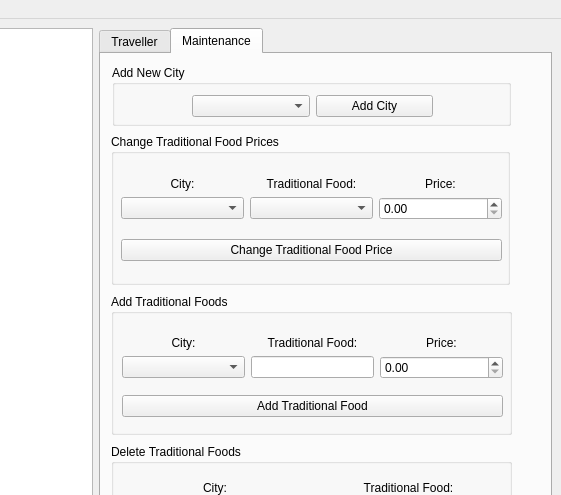
The window that mainwindow.ui (parham-sharaf/European-Vacation) describes before a commit, drawn with Qt 5; both pictures show x 369 to 930 and y 0 to 495 of the 930 by 636 pixel window.
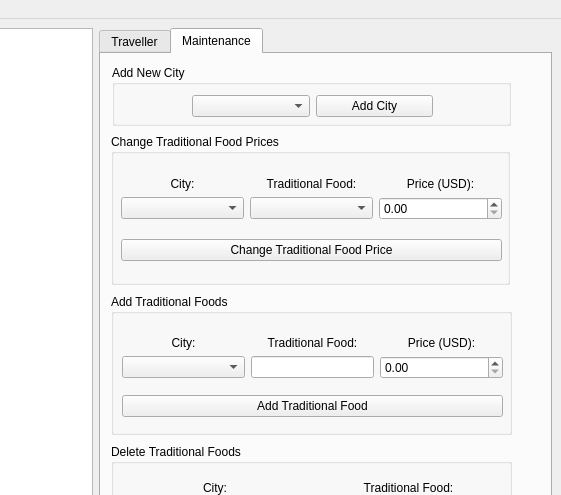
The same window after the commit.

```diff
--- a/mainwindow.ui
+++ b/mainwindow.ui
@@ -347,7 +347,7 @@
         <property name="title">
          <string>Add Traditional Foods</string>
         </property>
-        <widget class="QWidget" name="">
+        <widget class="QWidget" name="layoutWidget">
          <property name="geometry">
           <rect>
            <x>11</x>
@@ -400,7 +400,7 @@
                </sizepolicy>
               </property>
               <property name="text">
-               <string>Price:</string>
+               <string>Price (USD):</string>
               </property>
               <property name="alignment">
                <set>Qt::AlignCenter</set>
@@ -447,7 +447,7 @@
         <property name="title">
          <string>Change Traditional Food Prices</string>
         </property>
-        <widget class="QWidget" name="">
+        <widget class="QWidget" name="layoutWidget">
          <property name="geometry">
           <rect>
            <x>10</x>
@@ -500,7 +500,7 @@
                </sizepolicy>
               </property>
               <property name="text">
-               <string>Price:</string>
+               <string>Price (USD):</string>
               </property>
               <property name="alignment">
                <set>Qt::AlignCenter</set>
```
Left out of the diff: 2 changed lines with no effect on the pictures.
